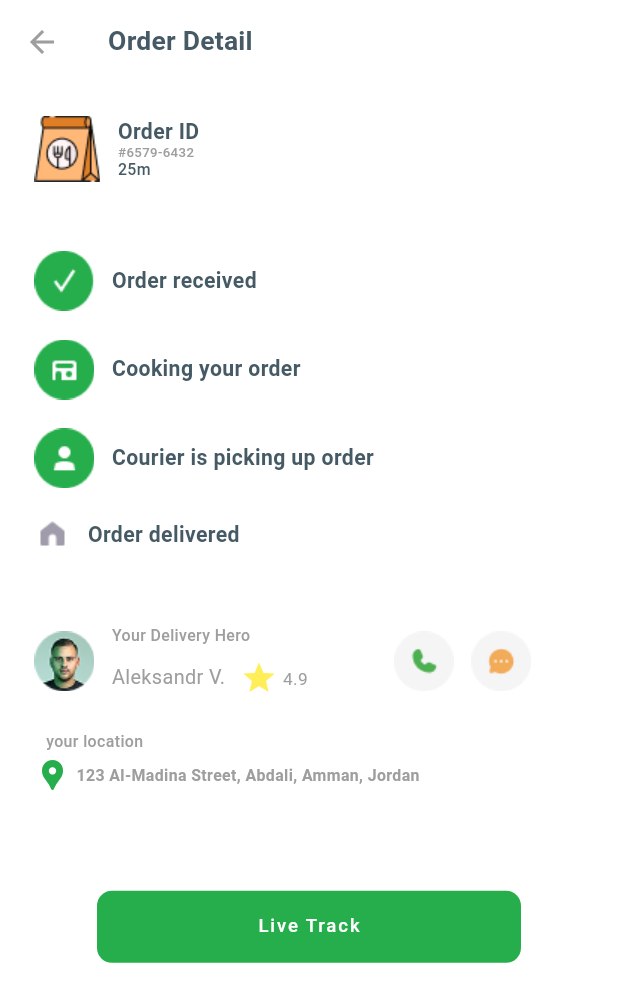
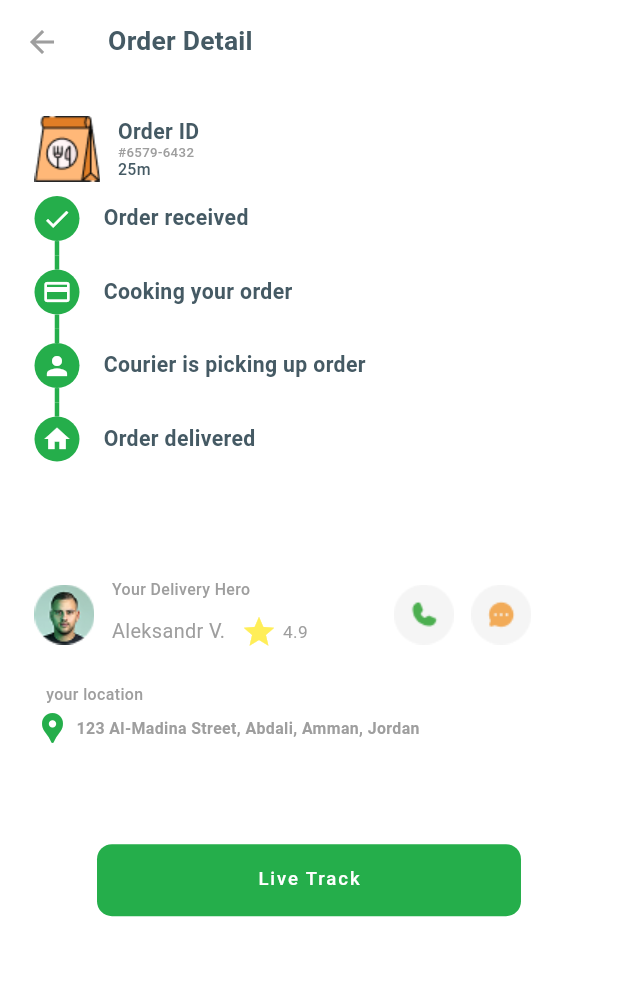
Before and after one commit to abdulrhman225/Foodtik, a Flutter app: the OrderDetailScreen screen opened directly, on a phone screen of 412 x 824 dp. Shown: the top 1002 px of the screen. Run offline on Flutter 3.47's test engine with Material 3 defaults, Android fonts, the phone set to English and light mode, and no system bars; our stand-ins replace bloc, firebase_auth, firebase_core, flutter_bloc, flutter_credit_card, flutter_rating and 11 more; missing offline and left inert: flutter_facebook_auth; accounts and stored records are empty; generated files the repository leaves out were written again.

Commit message:
modify the tracking order widget

```diff
--- a/lib/main.dart
+++ b/lib/main.dart
@@ -6,6 +6,7 @@ import 'package:Foodtik/controller/reset_password_cubit/reset_password_cubit.dar
 import 'package:Foodtik/controller/sign_up_cubit/sign_up_cubit.dart';
 import 'package:Foodtik/custom_themes.dart';
 import 'package:Foodtik/view/screen/splash_screen.dart';
+import 'package:Foodtik/view/widget/track_order_widget.dart';
 import 'package:firebase_core/firebase_core.dart';
 import 'package:flutter/material.dart';
 import 'package:flutter_bloc/flutter_bloc.dart';
--- a/lib/view/screen/order_detail_screen.dart
+++ b/lib/view/screen/order_detail_screen.dart
@@ -1,5 +1,6 @@
 import 'package:Foodtik/responsive.dart';
 import 'package:Foodtik/view/screen/chat_screen.dart';
+import 'package:Foodtik/view/widget/track_order_widget.dart';
 import 'package:Foodtik/view/screen/track_order_screen.dart';
 import 'package:Foodtik/view/widget/in_app_button.dart';
 import 'package:flutter/material.dart';
@@ -70,86 +71,9 @@ class OrderDetailScreen extends StatelessWidget {
                 ],
               ),
               SizedBox(
-                height: responsiveWidth(context, 48),
+                height: responsiveHeight(context, 300),
+                child: TrackOrderWidget(),
               ),
-              Row(
-                children: [
-                  Image.asset("assets/images/order_received.png"),
-                  SizedBox(
-                    width: responsiveWidth(context, 12),
-                  ),
-                  Text(
-                    "Order received",
-                    style: TextStyle(
-                      fontSize: 16.sp,
-                      fontWeight: FontWeight.w600,
-                      color: Theme.of(context).colorScheme.secondary,
-                    ),
-                  ),
-                ],
-              ),
-              SizedBox(
-                height: responsiveWidth(context, 20),
-              ),
-              Row(
-                children: [
-                  Image.asset("assets/images/cooking_your_order.png"),
-                  SizedBox(
-                    width: responsiveWidth(context, 12),
-                  ),
-                  Text(
-                    "Cooking your order",
-                    style: TextStyle(
-                      fontSize: 16.sp,
-                      fontWeight: FontWeight.w600,
-                      color: Theme.of(context).colorScheme.secondary,
-                    ),
-                  ),
-                ],
-              ),
-              SizedBox(
-                height: responsiveWidth(context, 20),
-              ),
-              Row(
-                children: [
-                  Image.asset("assets/images/picking_up_order.png"),
-                  SizedBox(
-                    width: responsiveWidth(context, 12),
-                  ),
-                  Text(
-                    "Courier is picking up order",
-                    style: TextStyle(
-                      fontSize: 16.sp,
-                      fontWeight: FontWeight.w600,
-                      color: Theme.of(context).colorScheme.secondary,
-                    ),
-                  ),
-                ],
-              ),
-              SizedBox(
-                height: responsiveWidth(context, 20),
-              ),
-              Row(
-                children: [
-                  Image.asset("assets/images/order_delivered.png"),
-                  SizedBox(
-                    width: responsiveWidth(context, 12),
-                  ),
-                  Text(
-                    "Order delivered",
-                    style: TextStyle(
-                      fontSize: 16.sp,
-                      fontWeight: FontWeight.w600,
-                      color: Theme.of(context).colorScheme.secondary,
-                    ),
-                  ),
-                ],
-              ),
-
-              SizedBox(
-                height: responsiveWidth(context, 51),
-              ),
-
               Row(
                 children: [
                   Image.asset("assets/images/driver_phone.png"),
@@ -210,8 +134,12 @@ class OrderDetailScreen extends StatelessWidget {
                     width: responsiveWidth(context, 12),
                   ),
                   InkWell(
-                    onTap: (){
-                      Navigator.push(context, MaterialPageRoute(builder: (context) => ChatScreen(),));
+                    onTap: () {
+                      Navigator.push(
+                          context,
+                          MaterialPageRoute(
+                            builder: (context) => ChatScreen(),
+                          ));
                     },
                     child: Image.asset("assets/images/Icon_chat.png"),
                   ),
@@ -263,14 +191,18 @@ class OrderDetailScreen extends StatelessWidget {
                   ),
                 ],
               ),
-
               SizedBox(
                 height: responsiveHeight(context, 50),
               ),
-
-              InAppButton(text: "Live Track", onPress: (){
-                Navigator.push(context, MaterialPageRoute(builder: (context) => TrackOrderScreen(),));
-              }),
+              InAppButton(
+                  text: "Live Track",
+                  onPress: () {
+                    Navigator.push(
+                        context,
+                        MaterialPageRoute(
+                          builder: (context) => TrackOrderScreen(),
+                        ));
+                  }),
               SizedBox(
                 height: responsiveHeight(context, 24),
               ),
--- /dev/null
+++ b/lib/view/widget/track_order_widget.dart
@@ -0,0 +1,124 @@
+import 'package:Foodtik/constant_colors.dart';
+import 'package:flutter/material.dart';
+import 'package:flutter_screenutil/flutter_screenutil.dart';
+import 'package:timelines_plus/timelines_plus.dart';
+
+class TrackOrderWidget extends StatelessWidget {
+  const TrackOrderWidget({super.key});
+
+  @override
+  Widget build(BuildContext context) {
+    return Timeline.tileBuilder(
+        theme: TimelineThemeData(
+            nodePosition: 0,
+            connectorTheme: ConnectorThemeData(
+                thickness: 3.0, color: ConstantColors.green_background),
+            indicatorTheme: IndicatorThemeData(
+                size: 30.0, color: ConstantColors.green_background),
+            color: ConstantColors.green_background),
+        builder: TimelineTileBuilder.connected(
+          connectionDirection: ConnectionDirection.before,
+          itemCount: 4,
+          contentsBuilder: (_, index) {
+            if(index == 0){
+              return Padding(
+                padding: EdgeInsets.all(16.0),
+                child: Text(
+                  "Order received",
+                  style: TextStyle(
+                    fontSize: 16.sp,
+                    fontWeight: FontWeight.w600,
+                    color: Theme.of(context).colorScheme.secondary,
+                  ),
+                ),
+              );
+            }
+            if(index == 1){
+              return Padding(
+                padding: EdgeInsets.all(16.0),
+                child: Text(
+                  "Cooking your order",
+                  style: TextStyle(
+                    fontSize: 16.sp,
+                    fontWeight: FontWeight.w600,
+                    color: Theme.of(context).colorScheme.secondary,
+                  ),
+                ),
+              );
+            }
+            if(index == 2){
+              return Padding(
+                padding: EdgeInsets.all(16.0),
+                child: Text(
+                  "Courier is picking up order",
+                  style: TextStyle(
+                    fontSize: 16.sp,
+                    fontWeight: FontWeight.w600,
+                    color: Theme.of(context).colorScheme.secondary,
+                  ),
+                ),
+              );
+            }
+            if(index == 3){
+              return Padding(
+                padding: EdgeInsets.all(16.0),
+                child: Text(
+                  "Order delivered",
+                  style: TextStyle(
+                    fontSize: 16.sp,
+                    fontWeight: FontWeight.w600,
+                    color: Theme.of(context).colorScheme.secondary,
+                  ),
+                ),
+              );
+            }
+          },
+          indicatorBuilder: (_, index) {
+            if(index == 0){
+              return DotIndicator(
+                color: ConstantColors.green_background,
+                child: Icon(
+                  Icons.check,
+                  size: 20.0,
+                  color: Colors.white,
+                ),
+              );
+            }
+            if(index == 1){
+              return DotIndicator(
+                color: ConstantColors.green_background,
+                child: Icon(
+                  Icons.payment,
+                  size: 20.0,
+                  color: Colors.white,
+                ),
+              );
+            }
+            if(index == 2){
+              return DotIndicator(
+                color: ConstantColors.green_background,
+                child: Icon(
+                  Icons.person,
+                  size: 20.0,
+                  color: Colors.white,
+                ),
+              );
+            }
+            if(index == 3){
+              return DotIndicator(
+                color: ConstantColors.green_background,
+                child: Icon(
+                  Icons.home,
+                  size: 20.0,
+                  color: Colors.white,
+                ),
+              );
+            }
+          },
+          connectorBuilder: (_, index, __) {
+            return SolidLineConnector(color: ConstantColors.green_background);
+          },
+        ),
+      );
+  }
+}
--- a/pubspec.yaml
+++ b/pubspec.yaml
@@ -57,6 +57,7 @@ dependencies:
   flutter_advanced_seekbar: ^0.0.2
   flutter_slidable: ^4.0.0
   flutter_credit_card: ^4.1.0
+  timelines_plus: ^1.0.6
 
 dev_dependencies:
   flutter_test:
```
Also changed, not shown: pubspec.lock.
